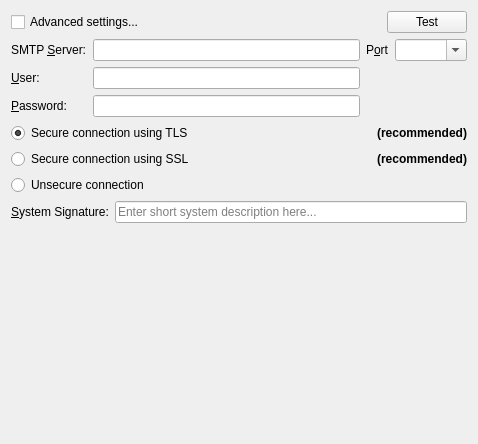
Old version of the form client/src/ui/widgets/settings/smtp_settings_widget.ui in the repository networkoptix/nx_open.
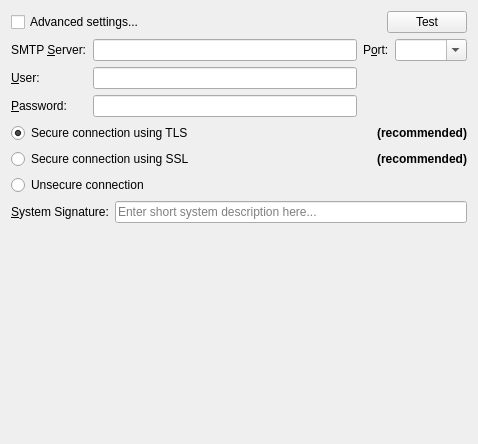
New version of the form. The open tabs and pages were chosen to show the change.

What changed in the file:
```diff
--- a/client/src/ui/widgets/settings/smtp_settings_widget.ui
+++ b/client/src/ui/widgets/settings/smtp_settings_widget.ui
@@ -197,7 +197,7 @@
             <item row="0" column="0">
              <widget class="QLabel" name="portLabel">
               <property name="text">
-               <string>P&amp;ort</string>
+               <string>P&amp;ort:</string>
               </property>
               <property name="buddy">
                <cstring>portComboBox</cstring>
```
Left out of the diff: 59 changed lines with no effect on the pictures.
